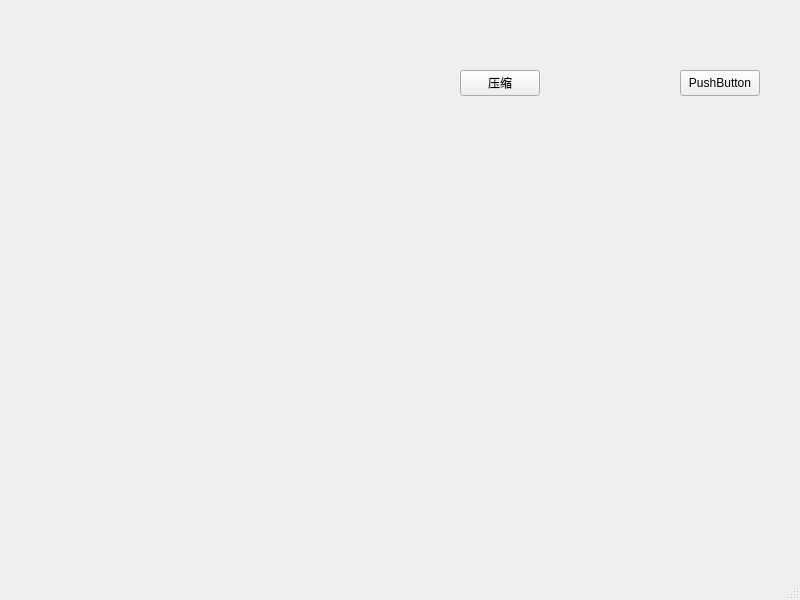
This is HuffmanCode/mainwindow.ui in zhiiw/Learning as Qt 5 draws it before an edit. The edited form follows.
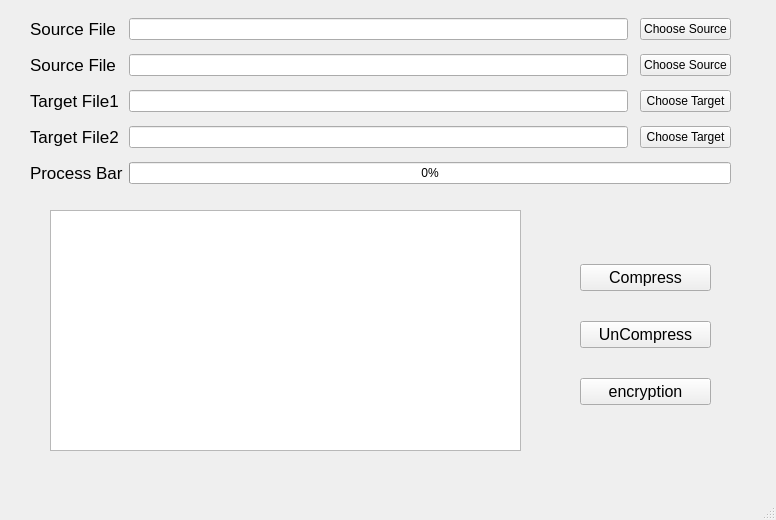
This is the edited form.

What changed in the file:
```diff
--- a/HuffmanCode/mainwindow.ui
+++ b/HuffmanCode/mainwindow.ui
@@ -6,39 +6,190 @@
    <rect>
     <x>0</x>
     <y>0</y>
-    <width>800</width>
-    <height>600</height>
+    <width>776</width>
+    <height>520</height>
    </rect>
   </property>
   <property name="windowTitle">
    <string>MainWindow</string>
   </property>
   <widget class="QWidget" name="centralwidget">
-   <widget class="QPushButton" name="pushButton">
+   <widget class="QTextEdit" name="textEdit">
     <property name="geometry">
      <rect>
-      <x>460</x>
-      <y>70</y>
-      <width>80</width>
-      <height>26</height>
+      <x>50</x>
+      <y>210</y>
+      <width>471</width>
+      <height>241</height>
      </rect>
     </property>
-    <property name="text">
-     <string>压缩</string>
+   </widget>
+   <widget class="QWidget" name="">
+    <property name="geometry">
+     <rect>
+      <x>30</x>
+      <y>10</y>
+      <width>701</width>
+      <height>186</height>
+     </rect>
     </property>
+    <layout class="QGridLayout" name="gridLayout">
+     <item row="1" column="3">
+      <widget class="QPushButton" name="pushButton_6">
+       <property name="text">
+        <string>Choose Source</string>
+       </property>
+      </widget>
+     </item>
+     <item row="4" column="3">
+      <widget class="QPushButton" name="pushButton_7">
+       <property name="text">
+        <string>Choose Target</string>
+       </property>
+      </widget>
+     </item>
+     <item row="3" column="0">
+      <widget class="QLabel" name="label_2">
+       <property name="font">
+        <font>
+         <pointsize>13</pointsize>
+        </font>
+       </property>
+       <property name="text">
+        <string>Target File1</string>
+       </property>
+      </widget>
+     </item>
+     <item row="3" column="3">
+      <widget class="QPushButton" name="pushButton">
+       <property name="text">
+        <string>Choose Target</string>
+       </property>
+      </widget>
+     </item>
+     <item row="0" column="1">
+      <widget class="QLineEdit" name="souceFileEdit"/>
+     </item>
+     <item row="1" column="1">
+      <widget class="QLineEdit" name="souceFileEdit_2"/>
+     </item>
+     <item row="4" column="1">
+      <widget class="QLineEdit" name="targetFileEdit_2"/>
+     </item>
+     <item row="0" column="0">
+      <widget class="QLabel" name="label">
+       <property name="font">
+        <font>
+         <pointsize>13</pointsize>
+        </font>
+       </property>
+       <property name="text">
+        <string>Source File</string>
+       </property>
+      </widget>
+     </item>
+     <item row="7" column="1" colspan="3">
+      <widget class="QProgressBar" name="progressBar">
+       <property name="value">
+        <number>0</number>
+       </property>
+      </widget>
+     </item>
+     <item row="1" column="0">
+      <widget class="QLabel" name="label_4">
+       <property name="font">
+        <font>
+         <pointsize>13</pointsize>
+        </font>
+       </property>
+       <property name="text">
+        <string>Source File</string>
+       </property>
+      </widget>
+     </item>
+     <item row="0" column="3">
+      <widget class="QPushButton" name="pushButton_2">
+       <property name="text">
+        <string>Choose Source</string>
+       </property>
+      </widget>
+     </item>
+     <item row="7" column="0">
+      <widget class="QLabel" name="label_3">
+       <property name="font">
+        <font>
+         <pointsize>13</pointsize>
+        </font>
+       </property>
+       <property name="text">
+        <string>Process Bar</string>
+       </property>
+      </widget>
+     </item>
+     <item row="4" column="0">
+      <widget class="QLabel" name="label_5">
+       <property name="font">
+        <font>
+         <pointsize>13</pointsize>
+        </font>
+       </property>
+       <property name="text">
+        <string>Target File2</string>
+       </property>
+      </widget>
+     </item>
+     <item row="3" column="1">
+      <widget class="QLineEdit" name="targetFileEdit"/>
+     </item>
+    </layout>
    </widget>
-   <widget class="QPushButton" name="pushButton_2">
+   <widget class="QWidget" name="">
     <property name="geometry">
      <rect>
-      <x>680</x>
-      <y>70</y>
-      <width>80</width>
-      <height>26</height>
+      <x>580</x>
+      <y>240</y>
+      <width>131</width>
+      <height>191</height>
      </rect>
     </property>
-    <property name="text">
-     <string>PushButton</string>
-    </property>
+    <layout class="QVBoxLayout" name="verticalLayout">
+     <item>
+      <widget class="QPushButton" name="pushButton_3">
+       <property name="font">
+        <font>
+         <pointsize>12</pointsize>
+        </font>
+       </property>
+       <property name="text">
+        <string>Compress</string>
+       </property>
+      </widget>
+     </item>
+     <item>
+      <widget class="QPushButton" name="pushButton_4">
+       <property name="font">
+        <font>
+         <pointsize>12</pointsize>
+        </font>
+       </property>
+       <property name="text">
+        <string>UnCompress</string>
+       </property>
+      </widget>
+     </item>
+     <item>
+      <widget class="QPushButton" name="pushButton_5">
+       <property name="font">
+        <font>
+         <pointsize>12</pointsize>
+        </font>
+       </property>
+       <property name="text">
+        <string>encryption</string>
+       </property>
+      </widget>
+     </item>
+    </layout>
    </widget>
   </widget>
   <widget class="QMenuBar" name="menubar">
```
Left out of the diff: 2 changed lines with no effect on the pictures.
